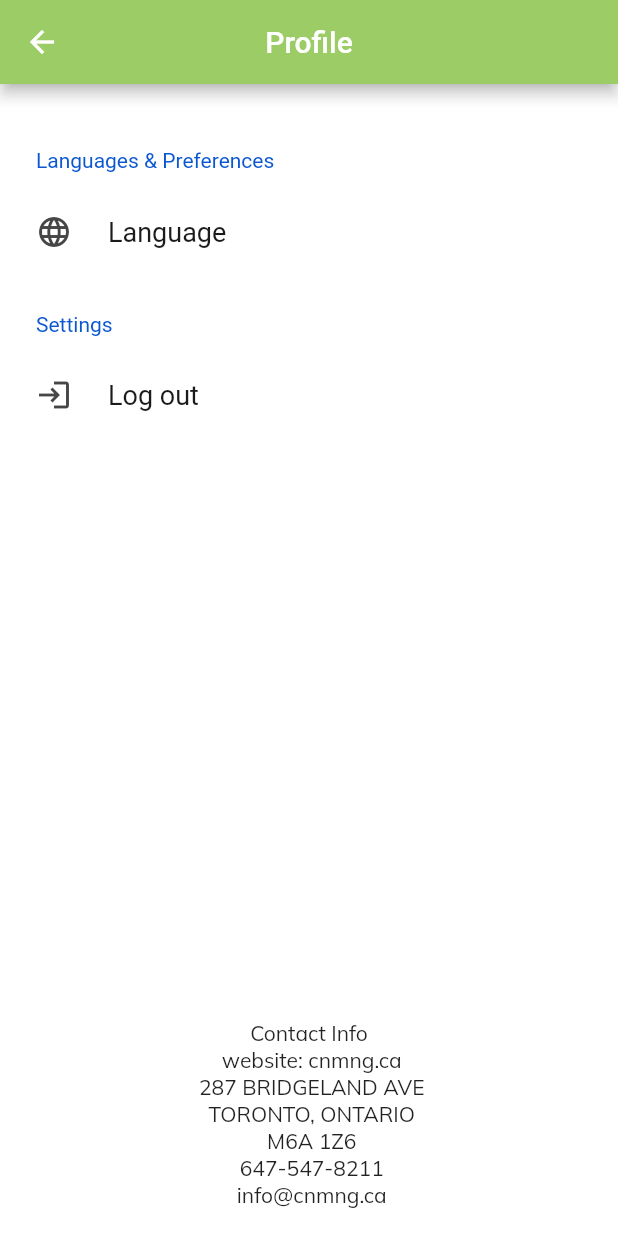
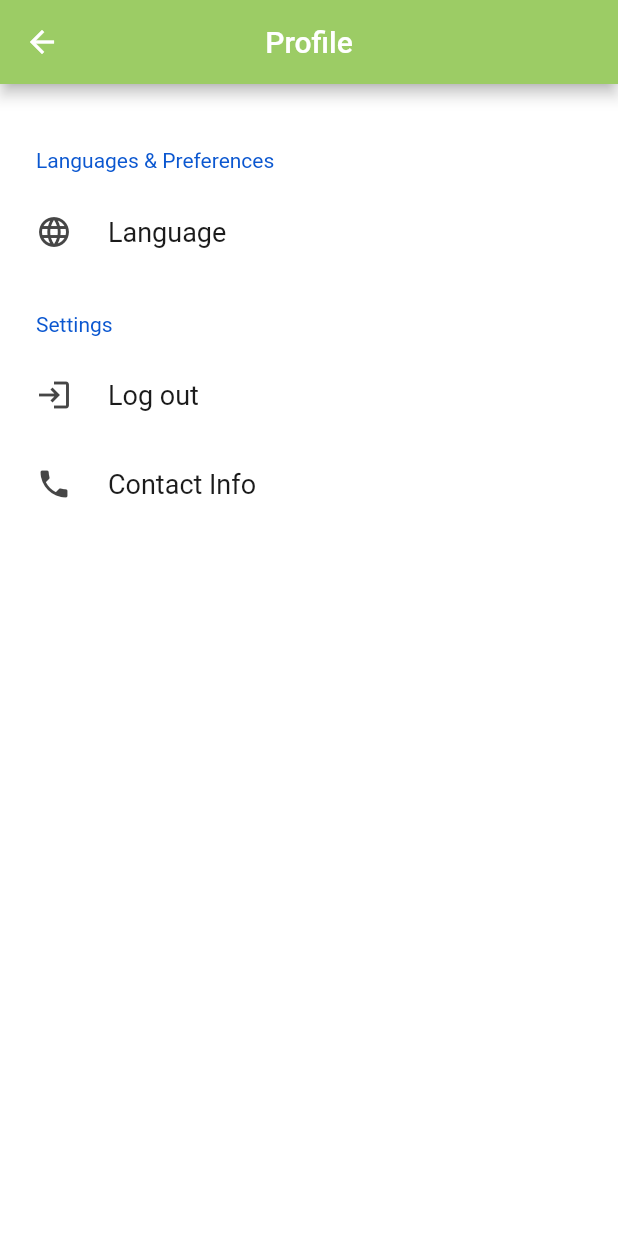
Before and after one commit to betulsr/cnmngApp, a Flutter app: the ProfileScreen screen opened directly, on a phone screen of 412 x 824 dp. Run offline on Flutter 3.47's test engine with Material 2 defaults, Android fonts, the phone set to English and light mode, and no system bars; drawn by our look-alikes of settings_ui; our stand-ins replace firebase_core, font_awesome_flutter, google_fonts; missing offline and left inert: lit_firebase_auth; accounts and stored records are empty.

Commit message:
contact info

```diff
--- a/lib/screens/auth/widgets/profile.dart
+++ b/lib/screens/auth/widgets/profile.dart
@@ -15,11 +15,11 @@ class ProfileScreen extends StatelessWidget {
         child : Column(
         children: <Widget>  [
           Expanded(child: ProfileBody()),
-          Text( "Contact Info \n website: cnmng.ca \n 287 BRIDGELAND AVE \n TORONTO, ONTARIO \n M6A 1Z6 \n 647-547-8211 \n info@cnmng.ca \n     ",
-            textAlign: TextAlign.center,
-            style: TextStyle(backgroundColor: Colors.white),
+          //Text( "Contact Info \n website: cnmng.ca \n 287 BRIDGELAND AVE \n TORONTO, ONTARIO \n M6A 1Z6 \n 647-547-8211 \n info@cnmng.ca \n     ",
+            //textAlign: TextAlign.center,
+            //style: TextStyle(backgroundColor: Colors.white),
 
-          )
+          //)
         ],
       ),
       ),
--- a/lib/screens/auth/widgets/profile_body.dart
+++ b/lib/screens/auth/widgets/profile_body.dart
@@ -1,3 +1,4 @@
+import 'package:cnmngroup/screens/auth/widgets/contactinfo.dart';
 import 'package:cnmngroup/screens/auth/widgets/languages.dart';
 import 'package:flutter/material.dart';
 import 'package:settings_ui/settings_ui.dart';
@@ -49,7 +50,15 @@ class _SettingsScreenState extends State<ProfileBody> {
                         context.signOut();
                         Navigator.of(context).push(AuthScreen.route);
                       },
-                  )
+                  ),
+                  SettingsTile(
+                  title: 'Contact Info',
+                  leading: Icon(Icons.phone),
+                    onTap: () {
+                      Navigator.of(context).push(MaterialPageRoute(
+                          builder: (BuildContext context) => ContactInfo()));
+                    },
+                )
                 ]
               )
             ]
```
Also changed, not shown: lib/screens/auth/widgets/contactinfo.dart (added, +23 -0 lines).
